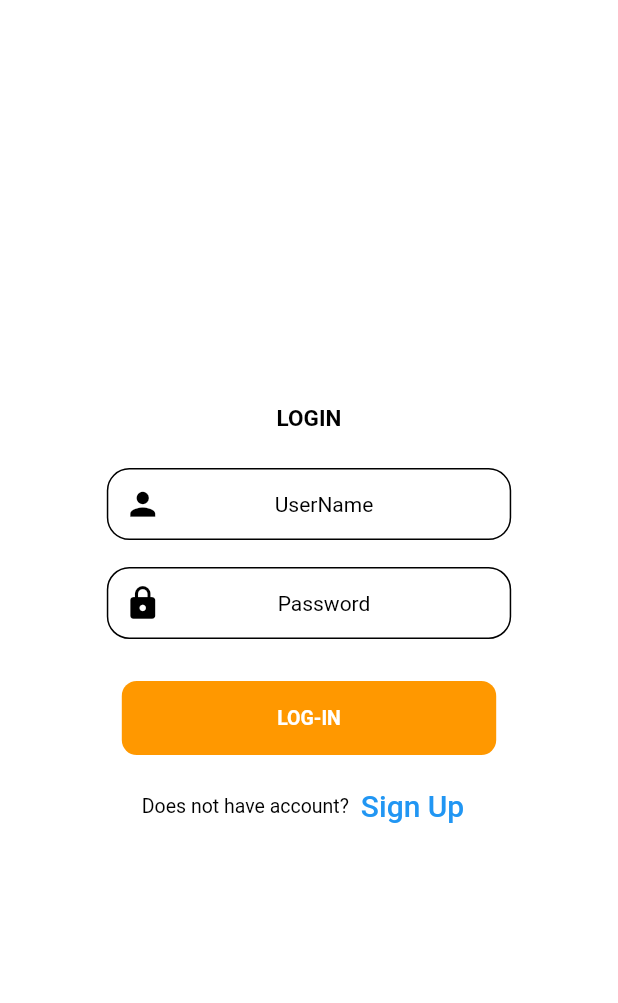
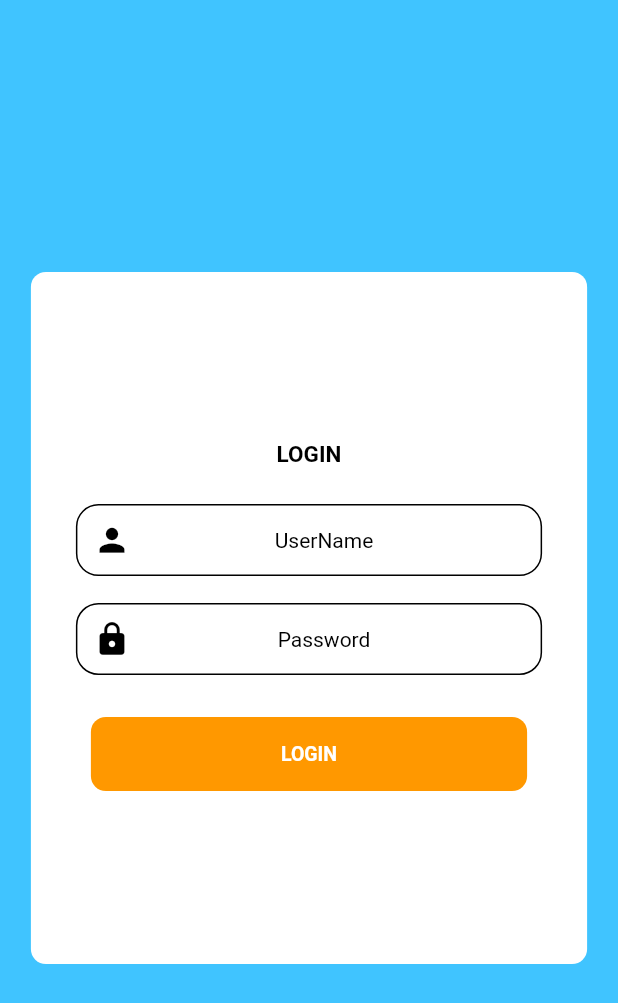
Before and after one commit to AnuTheCoder/S4-Main-Project, a Flutter app: the screen it shows after launch, on a phone screen of 412 x 824 dp. Shown: the top 1003 px of the screen. Run offline on Flutter 3.47's test engine with Material 2 defaults, Android fonts, the phone set to English and light mode, and no system bars; our stand-ins replace animated_text_kit, firebase_core, firebase_database, image_gallery_saver, screenshot, syncfusion_flutter_gauges; missing offline and left inert: home; accounts and stored records are empty; Roboto replaces fonts that are missing (Poppins).

Commit message:
Final Commit

```diff
--- a/energy_project/lib/UI/bill.dart
+++ b/energy_project/lib/UI/bill.dart
@@ -70,8 +70,8 @@
           child:
           Container(
             color: Colors.white,
-            height: MediaQuery.of(context).size.height * 0.7,
-            width: MediaQuery.of(context).size.width * 0.8,
+            height: MediaQuery.of(context).size.height * 0.9,
+            width: MediaQuery.of(context).size.width * 0.9,
             padding: const EdgeInsets.all(15),
             margin: const EdgeInsets.all(15),
             child: Column(
--- a/energy_project/lib/UI/login.dart
+++ b/energy_project/lib/UI/login.dart
@@ -22,7 +22,7 @@
   @override
   Widget build(BuildContext context) {
     return Scaffold(
-      backgroundColor: Colors.white,
+      backgroundColor: Colors.lightBlueAccent,
 
       ///Body
 
@@ -36,8 +36,8 @@
             children: [
               Container(
                 padding: const EdgeInsets.all(30),
-                height: MediaQuery.of(context).size.height * 0.46,
-                width: MediaQuery.of(context).size.width * 0.8,
+                height: MediaQuery.of(context).size.height * 0.56,
+                width: MediaQuery.of(context).size.width * 0.9,
                 decoration:  BoxDecoration(
                   borderRadius: BorderRadius.circular(10),
                   color: Colors.white,
@@ -187,7 +187,7 @@
                           width: MediaQuery.of(context).size.width * 0.63,
                           child: const Center(
                             child: Text(
-                              'LOG-IN',
+                              'LOGIN',
                               style: TextStyle(
                                   color: Colors.white,
                                   fontSize: 13,
@@ -196,33 +196,6 @@
                           ),
                         ),
                       ),
-                    ),
-                    Row(
-                      mainAxisAlignment: MainAxisAlignment.center,
-                      children: [
-                         GestureDetector(
-                           child: const Text('Does not have account?',
-                            style: TextStyle(
-                                color: Colors.black,
-                                fontSize: 13,
-                               ),
-                        ),
-                           onTap: (){
-
-                           },
-                         ),
-                        TextButton(
-                          child:  const Text(
-                            'Sign Up',
-                            style: TextStyle(
-                                fontSize: 20,
-                            ),
-                          ),
-                          onPressed: () {
-                            //signup screen
-                          },
-                        )
-                      ],
                     ),
                   ],
                 ),
```
Also changed, not shown: energy_project/lib/UI/splash_screen.dart (+4 -14 lines), energy_project/lib/UI/home_page.dart (line endings or trailing spaces). Lines whose indentation alone changed are shown as unchanged.
